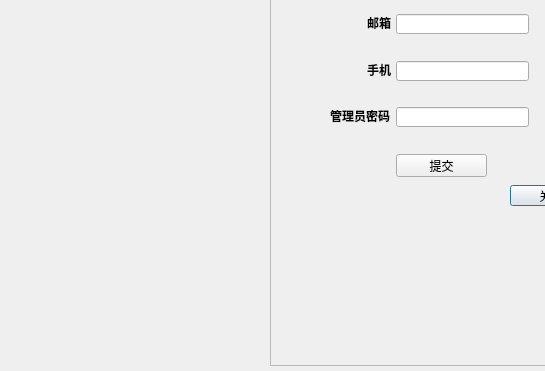
The window that modify.ui (lwher/Library-System) describes before a commit, drawn with Qt 5; both pictures show x 0 to 545 and y 325 to 696 of the 953 by 696 pixel window.
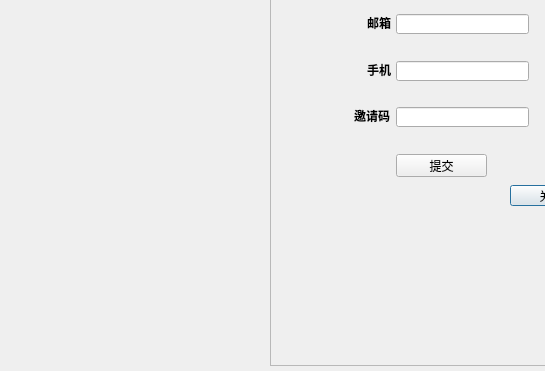
The same window after the commit. Icons and pictures are not drawn.

```diff
--- a/modify.ui
+++ b/modify.ui
@@ -193,7 +193,7 @@
     <string notr="true">font: 75 9pt &quot;微软雅黑&quot;;</string>
    </property>
    <property name="text">
-    <string>&lt;html&gt;&lt;head/&gt;&lt;body&gt;&lt;p align=&quot;right&quot;&gt;&lt;span style=&quot; font-weight:600;&quot;&gt;管理员密码&lt;/span&gt;&lt;/p&gt;&lt;/body&gt;&lt;/html&gt;</string>
+    <string>&lt;html&gt;&lt;head/&gt;&lt;body&gt;&lt;p align=&quot;right&quot;&gt;&lt;span style=&quot; font-weight:600;&quot;&gt;邀请码&lt;/span&gt;&lt;/p&gt;&lt;/body&gt;&lt;/html&gt;</string>
    </property>
   </widget>
   <widget class="QLineEdit" name="name_edit">
@@ -287,10 +287,10 @@
   <widget class="QLabel" name="label_8">
    <property name="geometry">
     <rect>
-     <x>10</x>
-     <y>350</y>
-     <width>561</width>
-     <height>351</height>
+     <x>220</x>
+     <y>420</y>
+     <width>121</width>
+     <height>131</height>
     </rect>
    </property>
    <property name="styleSheet">
```
Left out of the diff: 4 changed lines with no effect on the pictures.
